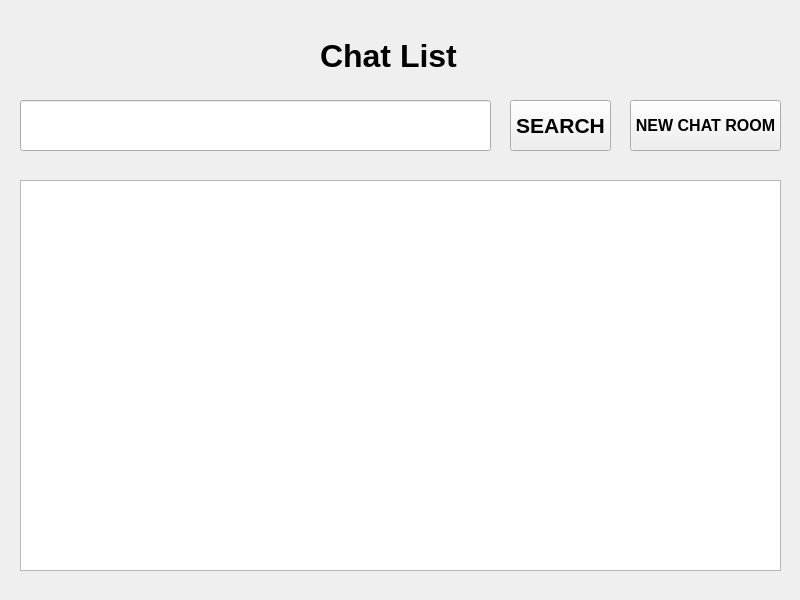
Before: the Qt Designer form ClientApp/chatlistwidget.ui in hyeonjeong1234/qt-chat-project, drawn with Qt 5.
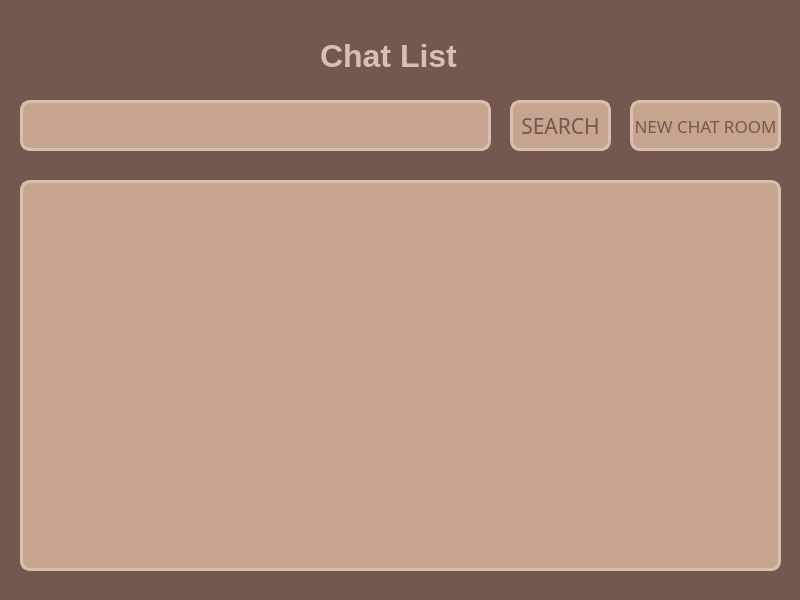
After: the same form once the commit is applied.

```diff
--- a/ClientApp/chatlistwidget.ui
+++ b/ClientApp/chatlistwidget.ui
@@ -13,6 +13,9 @@
   <property name="windowTitle">
    <string>Form</string>
   </property>
+  <property name="styleSheet">
+   <string notr="true">background-color: rgb(116, 88, 80);</string>
+  </property>
   <widget class="QLineEdit" name="lineEdit_3">
    <property name="geometry">
     <rect>
@@ -22,6 +25,22 @@
      <height>51</height>
     </rect>
    </property>
+   <property name="styleSheet">
+    <string notr="true">color: rgb(116, 88, 80);
+border-style: solid;
+border-width: 3px;
+border-color:rgb(214, 192, 175);
+border-radius: 10;
+background-color: rgb(197, 165, 142);
+font: 20pt &quot;BM JUA_TTF&quot;;
+padding-left: 10px; padding-right: 10px;</string>
+   </property>
+   <property name="text">
+    <string/>
+   </property>
+   <property name="dragEnabled">
+    <bool>true</bool>
+   </property>
   </widget>
   <widget class="QPushButton" name="pushButton_3">
    <property name="geometry">
@@ -34,12 +53,50 @@
    </property>
    <property name="font">
     <font>
-     <family>Ubuntu</family>
+     <family>BM JUA_TTF</family>
      <pointsize>16</pointsize>
-     <weight>75</weight>
-     <bold>true</bold>
+     <weight>50</weight>
+     <italic>false</italic>
+     <bold>false</bold>
     </font>
    </property>
+   <property name="styleSheet">
+    <string notr="true">QPushButton{
+	font: 16pt &quot;BM JUA_TTF&quot;;
+	background-color: rgb(197, 165, 142);
+	border: none;
+	border-radius: 10px;
+	
+	color: rgb(116, 88, 80);
+	
+    border-left: 3px solid rgb(214, 192, 175);
+	border-right: 3px solid rgb(214, 192, 175);
+	border-bottom: 3px solid rgb(214, 192, 175);
+	border-top: 3px solid rgb(214, 192, 175);
+
+}
+
+QPushButton:hover{
+	background-color: rgb(197, 165, 142);
+	
+	color: rgb(214, 192, 175);
+	
+    border-left: 3px solid rgb(214, 192, 175);
+	border-right: 3px solid rgb(214, 192, 175);
+	border-bottom: 3px solid rgb(214, 192, 175);
+	border-top: 3px solid rgb(214, 192, 175);
+
+}
+QPushButton:pressed{
+	color: rgb(214, 192, 175);
+	background-color:  rgb(116, 88, 80);
+	border-top: 3px solid rgb(214, 192, 175);
+	border-left: 3px solid rgb(214, 192, 175);
+	border-right: 3px solid rgb(214, 192, 175);
+	border-bottom: 3px solid rgb(214, 192, 175);
+
+}</string>
+   </property>
    <property name="text">
     <string>SEARCH</string>
    </property>
@@ -61,13 +118,21 @@
      <bold>true</bold>
     </font>
    </property>
+   <property name="styleSheet">
+    <string notr="true">color: rgb(116, 88, 80);
+border-style: solid;
+border-width: 3px;
+border-color:rgb(214, 192, 175);
+border-radius: 10;
+background-color: rgb(197, 165, 142);</string>
+   </property>
   </widget>
   <widget class="QLabel" name="label">
    <property name="geometry">
     <rect>
      <x>320</x>
      <y>20</y>
-     <width>151</width>
+     <width>141</width>
      <height>71</height>
     </rect>
    </property>
@@ -79,6 +144,10 @@
      <bold>true</bold>
     </font>
    </property>
+   <property name="styleSheet">
+    <string notr="true">color: rgb(214, 192, 175);
+background-color:transparent;</string>
+   </property>
    <property name="text">
     <string>Chat List</string>
    </property>
@@ -94,12 +163,50 @@
    </property>
    <property name="font">
     <font>
-     <family>Ubuntu</family>
-     <pointsize>12</pointsize>
-     <weight>75</weight>
-     <bold>true</bold>
+     <family>BM JUA_TTF</family>
+     <pointsize>13</pointsize>
+     <weight>50</weight>
+     <italic>false</italic>
+     <bold>false</bold>
     </font>
    </property>
+   <property name="styleSheet">
+    <string notr="true">QPushButton{
+	font: 13pt &quot;BM JUA_TTF&quot;;
+	background-color: rgb(197, 165, 142);
+	border: none;
+	border-radius: 10px;
+	
+	color: rgb(116, 88, 80);
+	
+    border-left: 3px solid rgb(214, 192, 175);
+	border-right: 3px solid rgb(214, 192, 175);
+	border-bottom: 3px solid rgb(214, 192, 175);
+	border-top: 3px solid rgb(214, 192, 175);
+
+}
+
+QPushButton:hover{
+	background-color: rgb(197, 165, 142);
+	
+	color: rgb(214, 192, 175);
+	
+    border-left: 3px solid rgb(214, 192, 175);
+	border-right: 3px solid rgb(214, 192, 175);
+	border-bottom: 3px solid rgb(214, 192, 175);
+	border-top: 3px solid rgb(214, 192, 175);
+
+}
+QPushButton:pressed{
+	color: rgb(214, 192, 175);
+	background-color:  rgb(116, 88, 80);
+	border-top: 3px solid rgb(214, 192, 175);
+	border-left: 3px solid rgb(214, 192, 175);
+	border-right: 3px solid rgb(214, 192, 175);
+	border-bottom: 3px solid rgb(214, 192, 175);
+
+}</string>
+   </property>
    <property name="text">
     <string>NEW CHAT ROOM</string>
    </property>
```
